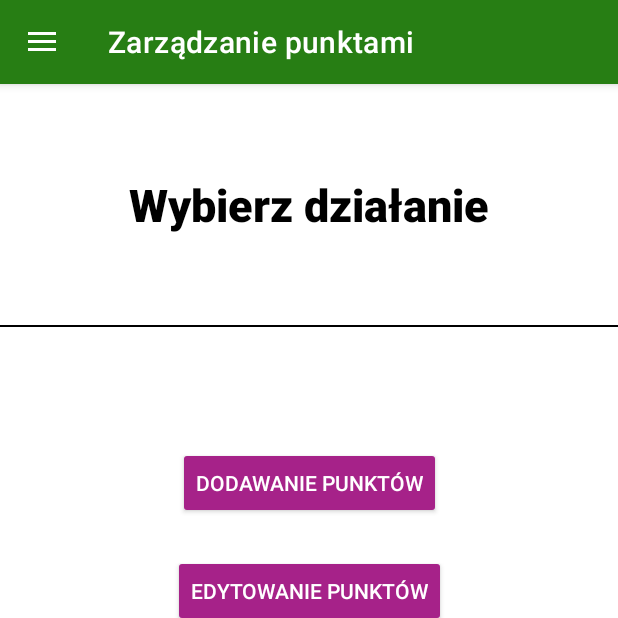
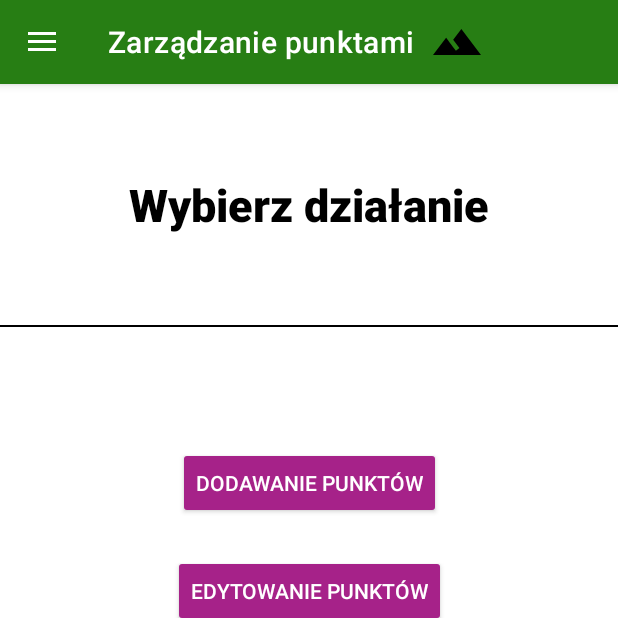
Before and after one commit to RRucik/GOT-PTTK, an Android app: the screen it shows after launch (MainActivity), after a tap on "Zarządzaj punktami", on a phone screen of 412 x 824 dp, the top half of it. Run offline under Robolectric (Android 15) with nearby library versions, the phone set to English and light mode, and no system bars; 1 other tap on this screen came first.

Commit message:
Dodanie obrazka z prawej strony tytułu

```diff
--- a/app/src/main/res/layout/activity_main.xml
+++ b/app/src/main/res/layout/activity_main.xml
@@ -21,7 +21,15 @@
             android:theme="@style/ToolbarTheme"
             android:background="?attr/colorPrimary"
             android:minHeight="?attr/actionBarSize"
-            android:elevation="4dp"/>
+            android:elevation="4dp">
+
+            <ImageView
+                android:id="@+id/imageView2"
+                android:layout_width="wrap_content"
+                android:layout_height="wrap_content"
+                android:layout_marginStart="20sp"
+                app:srcCompat="@drawable/ic_mountains" />
+        </androidx.appcompat.widget.Toolbar>
 
         <FrameLayout
             android:id="@+id/fragment_container"
```
